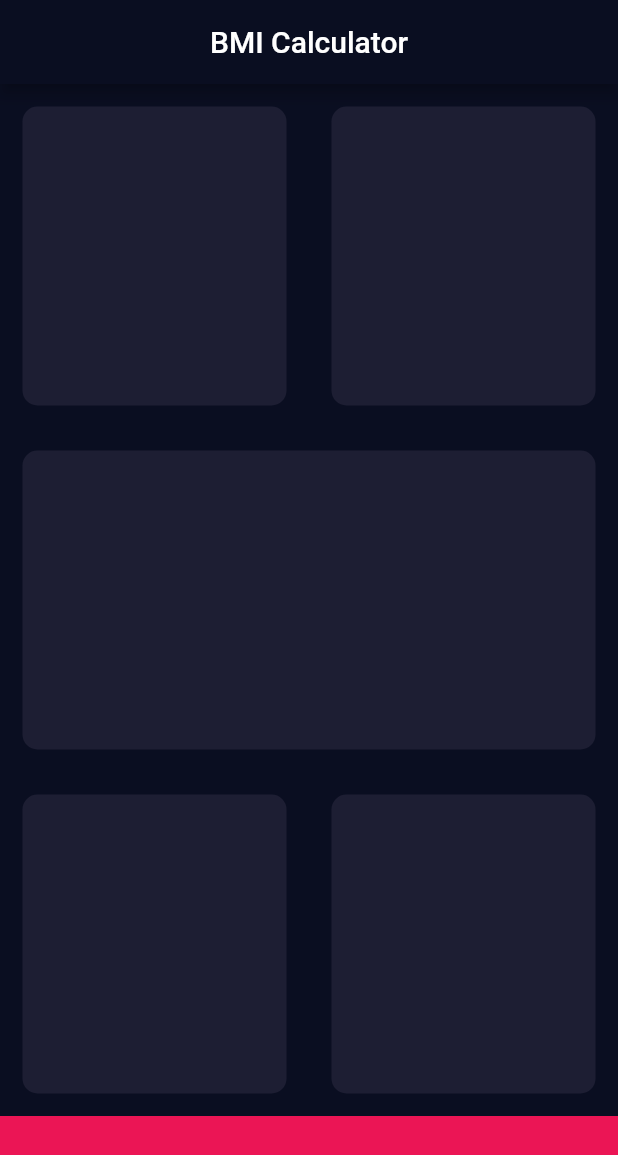
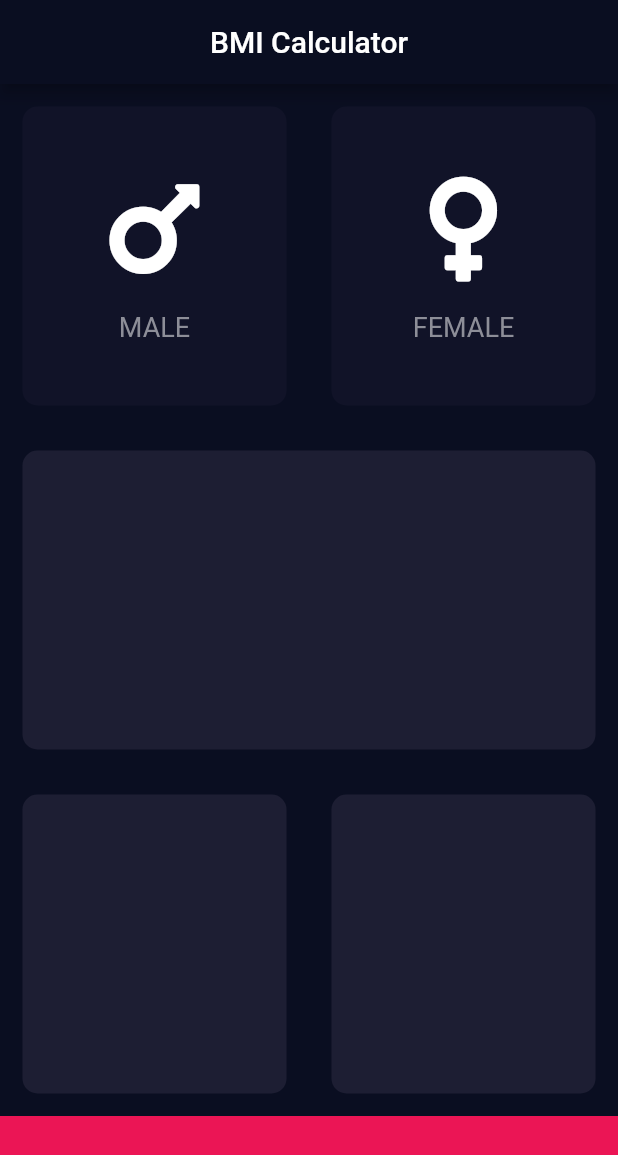
Before and after one commit to Kunal4now/bmi-calculator, a Flutter app: the screen it shows after launch, on a phone screen of 412 x 824 dp. Shown: the top 1155 px of the screen. Run offline on Flutter 3.47's test engine with Material 2 defaults, Android fonts, the phone set to English and light mode, and no system bars; our stand-ins replace font_awesome_flutter.

Commit message:
Added Custom widget with gesture functionality for gender selection cards.

```diff
--- /dev/null
+++ b/lib/icon_content.dart
@@ -0,0 +1,34 @@
+import 'package:flutter/material.dart';
+
+const labelTextStyle = TextStyle(
+  fontSize: 18.0,
+  color: Color(0xFF8D8E98),
+);
+
+class IconContent extends StatelessWidget {
+
+  IconContent({this.icon , this.label});
+
+  final IconData icon;
+  final String label;
+
+  @override
+  Widget build(BuildContext context) {
+    return Column(
+      mainAxisAlignment: MainAxisAlignment.center,
+      children: <Widget>[
+        Icon(
+          icon,
+          size: 80.0,
+        ),
+        SizedBox(
+          height: 15.0,
+        ),
+        Text(
+          label,
+          style: labelTextStyle,
+        ),
+      ],
+    );
+  }
+}
--- a/lib/input_page.dart
+++ b/lib/input_page.dart
@@ -1,9 +1,18 @@
+import 'package:flutter/cupertino.dart';
 import 'package:flutter/material.dart';
+import 'package:bmi_calculator/icon_content.dart';
+import 'package:bmi_calculator/reusable_card.dart';
 import 'package:font_awesome_flutter/font_awesome_flutter.dart';
 
 const bottomContainerHeight = 80.0;
 const Color cardColour = Color(0xFF1D1E33);
+const Color inactiveColor = Color(0xFF111328);
 const Color bottomContainerColour = Color(0xFFEB1555);
+
+enum Gender {
+  male,
+  female,
+}
 
 class InputPage extends StatefulWidget {
   const InputPage({Key key}) : super(key: key);
@@ -13,6 +22,8 @@ class InputPage extends StatefulWidget {
 }
 
 class _InputPageState extends State<InputPage> {
+  Gender selectedGender;
+
   @override
   Widget build(BuildContext context) {
     return Scaffold(
@@ -29,29 +40,35 @@ class _InputPageState extends State<InputPage> {
               children: <Widget>[
                 Expanded(
                   child: ReusableCard(
-                    colour: cardColour,
-                    cardChild: Column(
-                      children: <Widget>[
-                        Icon(
-                          FontAwesomeIcons.mars,
-                          size: 80.0,
-                        ),
-                        SizedBox(
-                          height: 15.0,
-                        ),
-                        Text(
-                          'MALE',
-                          style: TextStyle(
-                            fontSize: 18.0,
-                            color: Color(0xFF8D8E98),
-                          ),
-                        ),
-                      ],
+                    onPress: () {
+                      setState(() {
+                        selectedGender = Gender.male;
+                      });
+                    },
+                    colour: (selectedGender == Gender.male)
+                        ? cardColour
+                        : inactiveColor,
+                    cardChild: IconContent(
+                      icon: FontAwesomeIcons.mars,
+                      label: 'MALE',
                     ),
                   ),
                 ),
                 Expanded(
-                  child: ReusableCard(colour: cardColour),
+                  child: ReusableCard(
+                    onPress: () {
+                      setState(() {
+                        selectedGender = Gender.female;
+                      });
+                    },
+                    colour: (selectedGender == Gender.female)
+                        ? cardColour
+                        : inactiveColor,
+                    cardChild: IconContent(
+                      icon: FontAwesomeIcons.venus,
+                      label: 'FEMALE',
+                    ),
+                  ),
                 ),
               ],
             ),
@@ -60,7 +77,9 @@ class _InputPageState extends State<InputPage> {
             child: Row(
               children: <Widget>[
                 Expanded(
-                  child: ReusableCard(colour: cardColour),
+                  child: ReusableCard(
+                    colour: cardColour,
+                  ),
                 )
               ],
             ),
@@ -69,10 +88,14 @@ class _InputPageState extends State<InputPage> {
             child: Row(
               children: <Widget>[
                 Expanded(
-                  child: ReusableCard(colour: cardColour),
+                  child: ReusableCard(
+                    colour: cardColour,
+                  ),
                 ),
                 Expanded(
-                  child: ReusableCard(colour: cardColour),
+                  child: ReusableCard(
+                    colour: cardColour,
+                  ),
                 ),
               ],
             ),
@@ -87,21 +110,3 @@ class _InputPageState extends State<InputPage> {
     );
   }
 }
-
-class ReusableCard extends StatelessWidget {
-  ReusableCard({@required this.colour, this.cardChild});
-
-  final Color colour;
-  final Widget cardChild;
-
-  @override
-  Widget build(BuildContext context) {
-    return Container(
-      margin: EdgeInsets.all(15.0),
-      decoration: BoxDecoration(
-        color: colour,
-        borderRadius: BorderRadius.circular(10.0),
-      ),
-    );
-  }
-}
--- /dev/null
+++ b/lib/reusable_card.dart
@@ -0,0 +1,25 @@
+import 'package:flutter/material.dart';
+
+class ReusableCard extends StatelessWidget {
+  ReusableCard({@required this.colour, this.cardChild , this.onPress});
+
+  final Color colour;
+  final Widget cardChild;
+
+  final Function onPress;
+
+  @override
+  Widget build(BuildContext context) {
+    return GestureDetector(
+      onTap: onPress,
+      child: Container(
+        child: cardChild,
+        margin: EdgeInsets.all(15.0),
+        decoration: BoxDecoration(
+          color: colour,
+          borderRadius: BorderRadius.circular(10.0),
+        ),
+      ),
+    );
+  }
+}
--- a/pubspec.yaml
+++ b/pubspec.yaml
@@ -28,7 +28,7 @@ dependencies:
   # The following adds the Cupertino Icons font to your application.
   # Use with the CupertinoIcons class for iOS style icons.
   cupertino_icons: ^1.0.2
-  font_awesome_flutter: ^8.12.0
+  font_awesome_flutter: ^8.4.0
 
 dev_dependencies:
   flutter_test:
```
